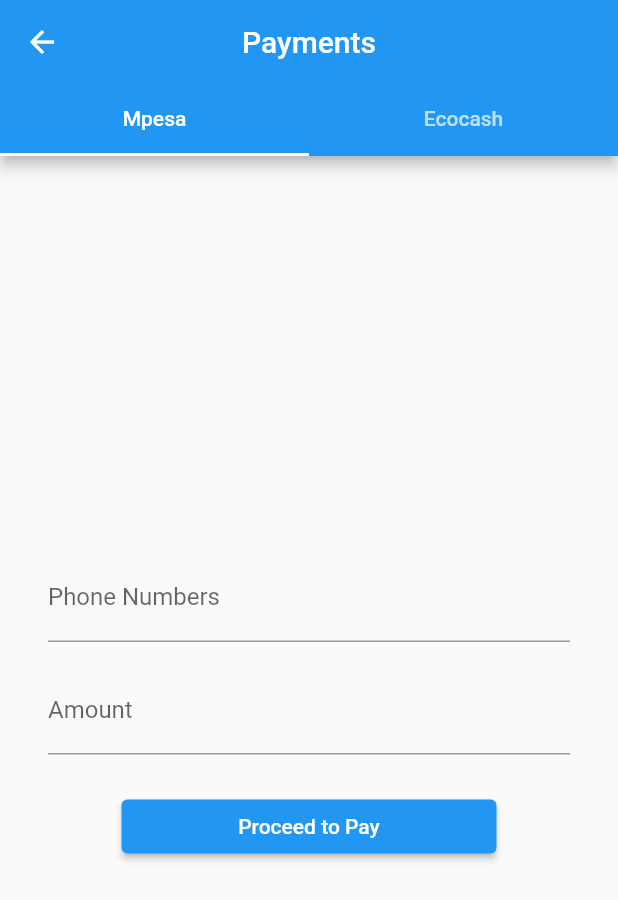
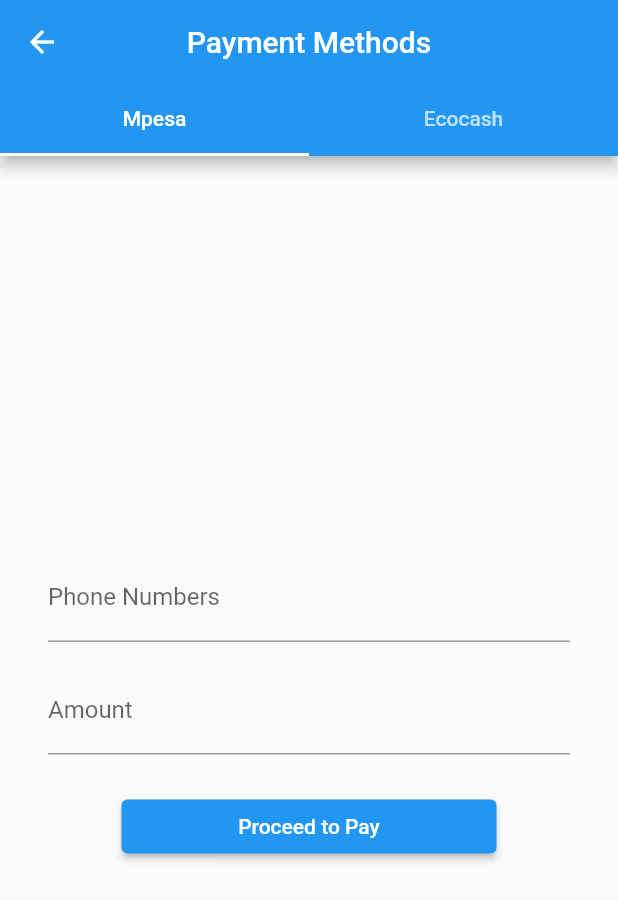
Before and after one commit to Coffee58511867/booking_app, a Flutter app: the DashboardPage screen opened by its route, after a tap on "Go to Tabs", on a phone screen of 412 x 824 dp. Shown: the top 900 px of the screen. Run offline on Flutter 3.47's test engine with Material 2 defaults, Android fonts, the phone set to English and light mode, and no system bars.

Commit message:
Created tab pages

```diff
--- a/lib/dashboard.dart
+++ b/lib/dashboard.dart
@@ -33,7 +33,7 @@ class _DashboardPageState extends State<DashboardPage> {
       body: pages[_selectedIndex],
       bottomNavigationBar: BottomNavigationBar(
         type: BottomNavigationBarType.fixed,
-        iconSize: 35,
+        // iconSize: 35,
         items: const [
           BottomNavigationBarItem(
             icon: Icon(Icons.home),
--- a/lib/tabs.dart
+++ b/lib/tabs.dart
@@ -15,7 +15,7 @@ class _TabPageState extends State<TabPage> {
         length: 2,
         child: Scaffold(
           appBar: AppBar(
-            title: const Text("Payments"),
+            title: const Text("Payment Methods"),
             centerTitle: true,
             bottom: const TabBar(tabs: [
               Tab(text: "Mpesa"),
```
